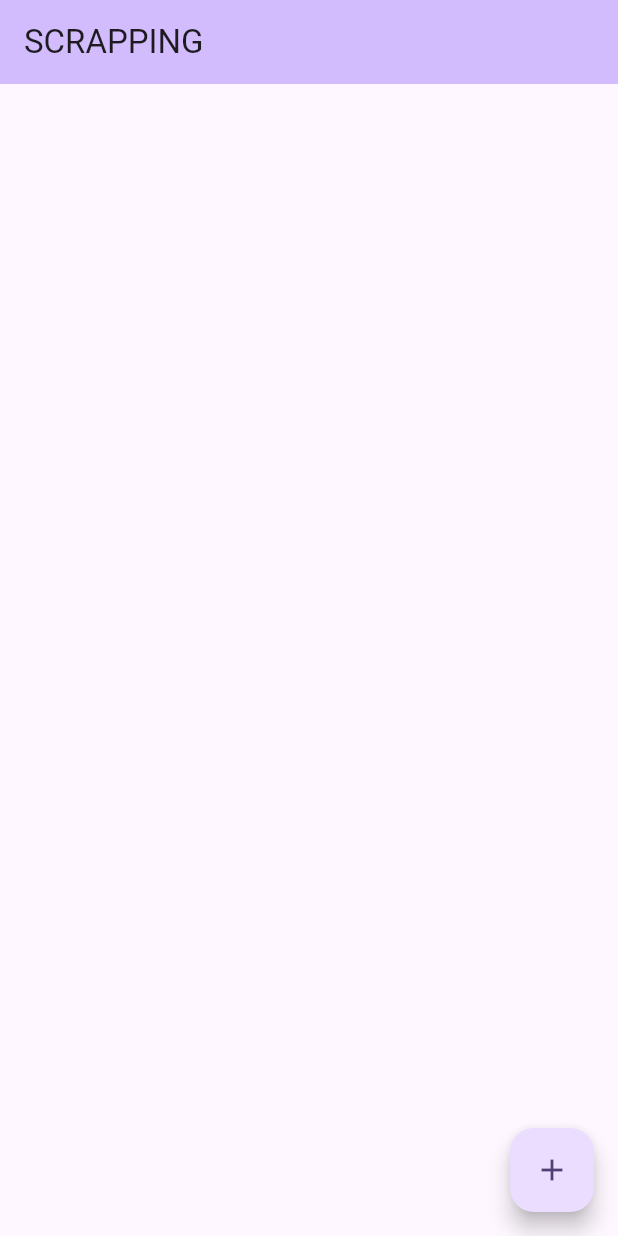
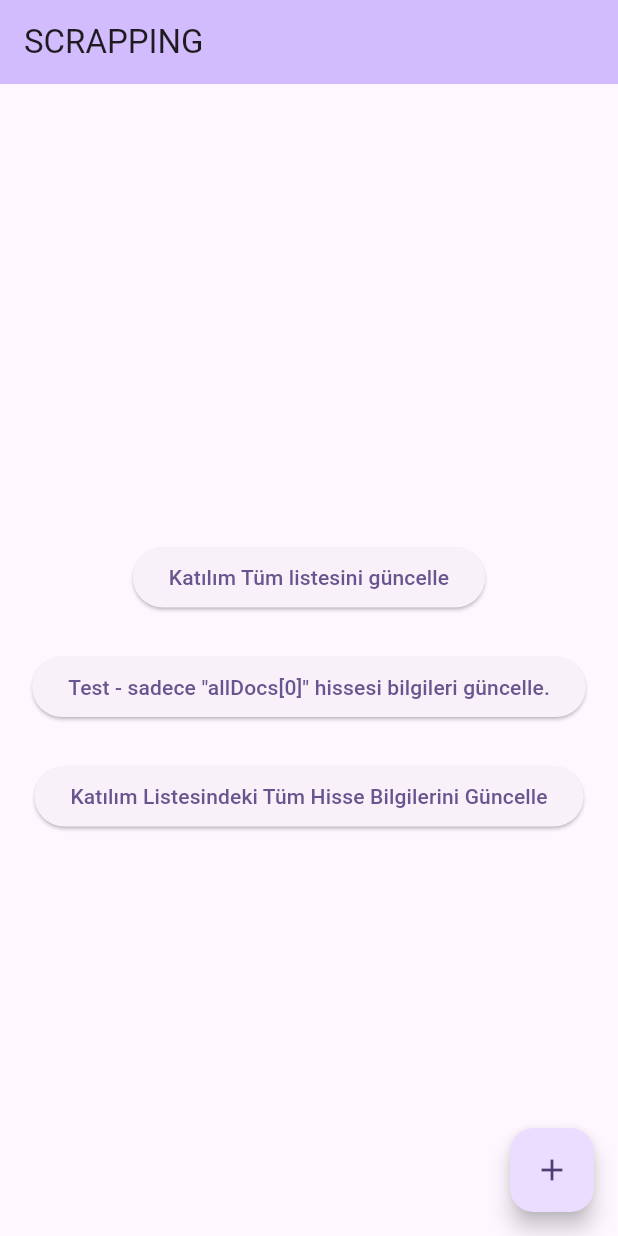
Before and after one commit to Aldmr/first_scrapping-ios, a Flutter app: the screen it shows after launch, on a phone screen of 412 x 824 dp. Run offline on Flutter 3.47's test engine with Material 2 defaults, Android fonts, the light colour scheme and no system bars; our stand-ins replace cloud_firestore, firebase_core, get, get_it; accounts and stored records are empty.

Commit message:
30.09.23-2

```diff
--- a/lib/locator.dart
+++ b/lib/locator.dart
@@ -1,4 +1,5 @@
 import 'package:first_scrapping/api/collect_api.dart';
+import 'package:first_scrapping/services_combine/get_katilim_list.dart';
 import 'package:first_scrapping/services_combine/services_combine.dart';
 import 'package:first_scrapping/services_combine/test_combine.dart';
 import 'package:first_scrapping/services_firebase/stock_firebase_service.dart';
@@ -14,4 +15,5 @@ void setupLocator() {
   locator.registerLazySingleton(() => Tools());
   locator.registerLazySingleton(() => CollectApi());
   locator.registerLazySingleton(() => TestService());
+  locator.registerLazySingleton(() => GetKatilimList());
 }
--- a/lib/model/stock_model.dart
+++ b/lib/model/stock_model.dart
@@ -23,6 +23,9 @@ class StockModel {
   String? maxstr;
   String? time;
   double? allLotCount;
+  String? companyActivity;
+  String? companySector;
+  List? includeIndex;
 
   StockModel(
       {this.name,
@@ -48,7 +51,10 @@ class StockModel {
       this.max,
       this.maxstr,
       this.time,
-      this.allLotCount});
+      this.allLotCount,
+      this.companyActivity,
+      this.companySector,
+      this.includeIndex});
 
   Map<String, dynamic> toMap() {
     return {
@@ -75,7 +81,10 @@ class StockModel {
       "max": max,
       "maxstr": maxstr ?? "null",
       "time": time ?? "null",
-      "allLotCount": allLotCount
+      "allLotCount": allLotCount,
+      "companyActivity": companyActivity,
+      "companySector": companySector,
+      "includeIndex": includeIndex
     };
   }
 
@@ -103,7 +112,10 @@ class StockModel {
         max = map["max"],
         maxstr = map["maxstr"],
         time = map["time"],
-        allLotCount = map["allLotCount"].toDouble();
+        allLotCount = map["allLotCount"].toDouble(),
+        companyActivity = map["companyActivity"],
+        companySector = map["companySector"],
+        includeIndex = map["includeIndex"];
 
   @override
   String toString() {
--- a/lib/screen.dart
+++ b/lib/screen.dart
@@ -1,5 +1,6 @@
 import 'package:first_scrapping/controller.dart';
 import 'package:first_scrapping/locator.dart';
+import 'package:first_scrapping/services_combine/get_katilim_list.dart';
 import 'package:first_scrapping/services_combine/services_combine.dart';
 import 'package:first_scrapping/services_combine/test_combine.dart';
 import 'package:first_scrapping/services_scrapping/stock_scrapping_servives.dart';
@@ -14,7 +15,8 @@ class MyPage extends StatelessWidget {
   final StockScrappingServices _scrappingServices =
       locator<StockScrappingServices>();
   final TestService _testService = locator<TestService>();
-  var data;
+  final GetKatilimList _getKatilimList = locator<GetKatilimList>();
+
   @override
   Widget build(BuildContext context) {
     return Scaffold(
@@ -25,20 +27,41 @@ class MyPage extends StatelessWidget {
       body: Center(
         child: SingleChildScrollView(
           child: Column(
-            mainAxisAlignment: MainAxisAlignment.center,
             children: <Widget>[
               Obx(() => Text(
                     controller.data.value,
                     style: Theme.of(context).textTheme.headlineMedium,
                   )),
+              ElevatedButton(
+                  onPressed: () {
+                    _getKatilimList.getKatilimList();
+                  },
+                  child: const Text('Katılım Tüm listesini güncelle')),
+              const SizedBox(
+                height: 25,
+              ),
+              ElevatedButton(
+                  onPressed: () {
+                    _testService.testScrapAndWriteDB();
+                  },
+                  child: const Text(
+                      'Test - sadece "allDocs[0]" hissesi bilgileri güncelle.')),
+              const SizedBox(
+                height: 25,
+              ),
+              ElevatedButton(
+                  onPressed: () {
+                    _stockServiceCombine.scrapAndWriteDB();
+                  },
+                  child: const Text(
+                      'Katılım Listesindeki Tüm Hisse Bilgilerini Güncelle')),
             ],
           ),
         ),
       ),
       floatingActionButton: FloatingActionButton(
         onPressed: () async {
-          //_stockServiceCombine.scrapAndWriteDB();
-          _testService.testScrapAndWriteDB();
+          //
         },
         child: const Icon(Icons.add),
       ),
--- /dev/null
+++ b/lib/services_combine/get_katilim_list.dart
@@ -0,0 +1,27 @@
+import 'package:first_scrapping/locator.dart';
+import 'package:first_scrapping/model/stock_list_model.dart';
+import 'package:first_scrapping/services_firebase/stock_firebase_service.dart';
+import 'package:first_scrapping/services_scrapping/stock_scrapping_servives.dart';
+
+class GetKatilimList {
+  final StockScrappingServices _scrappingServices =
+      locator<StockScrappingServices>();
+  final StockFirebaseService _stockServiceFirebase =
+      locator<StockFirebaseService>();
+
+  Future getKatilimList() async {
+    // Bist Katılım Tüm Endeksindeki Hisseleri alır ve DB'ye yazar.
+    await _scrappingServices.getKatilimTum();
+
+    for (int i = 0; i < controller.symbolList.length; i++) {
+      if (controller.symbolList[i] == "Kod") {
+        continue;
+      } else {
+        StockListModel stockListModel = StockListModel(controller.symbolList[i],
+            controller.nameList[i], controller.codeList[i]);
+        await _stockServiceFirebase.saveStockList(stockListModel);
+      }
+    }
+    print("Bist Katılım Tüm Listesi Kaydedildi.");
+  }
+}
--- a/lib/services_combine/test_combine.dart
+++ b/lib/services_combine/test_combine.dart
@@ -34,5 +34,7 @@ class TestService {
     print('Faaliyet Alanı: ${controller.companyActivity.value}');
     print('Sektör:${controller.companySector.value}');
     print('Dahil Olduğu Endeksler: ${controller.includeIndex.value}');
+    List a = [];
+    a = controller.includeIndex.value.split('/');
   }
 }
```
Also changed, not shown: lib/services_combine/services_combine.dart (+5 -18 lines).
